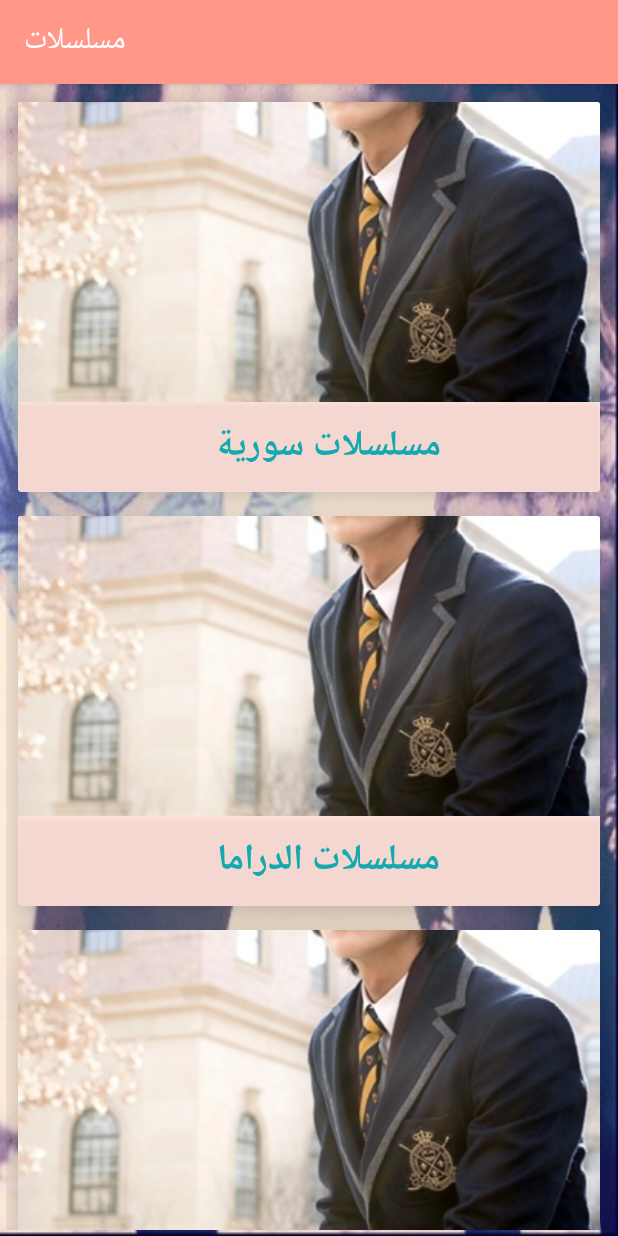
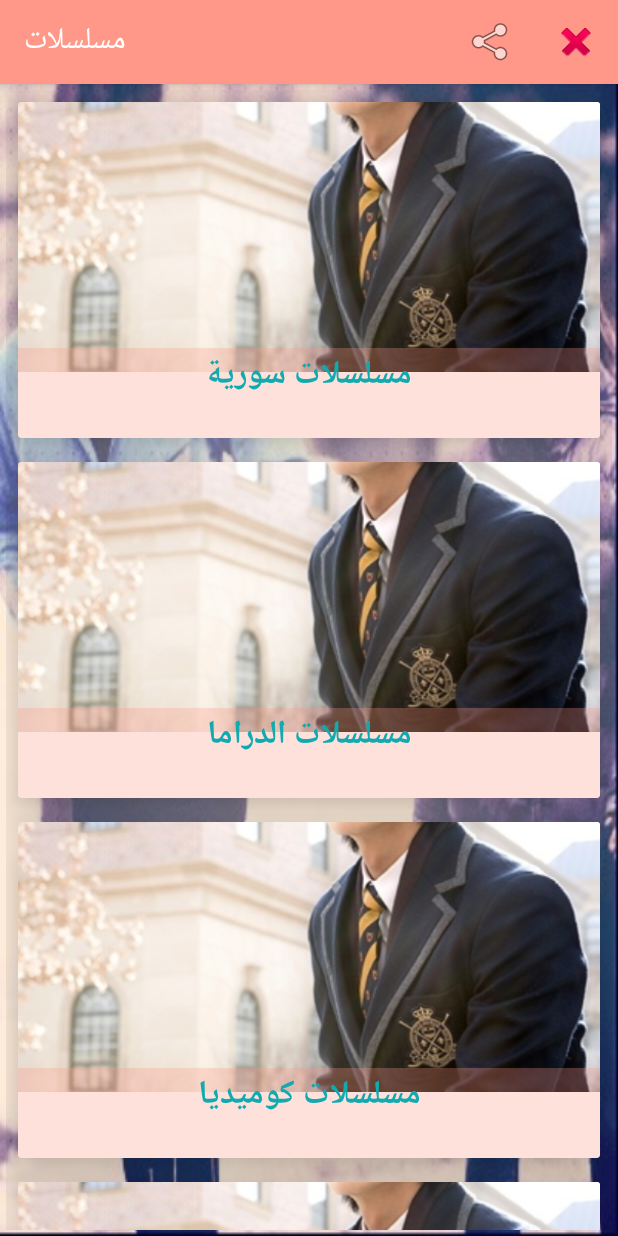
Before and after one commit to rimashsh/moslslat, an Android app: the MainActivity screen opened directly, with no data from a screen before it, on a phone screen of 412 x 824 dp. Run offline under Robolectric (Android 15) with nearby library versions, the phone set to English and light mode, and no system bars.

Commit message:
New Update 14/10 10:45Am

```diff
--- a/app/build.gradle
+++ b/app/build.gradle
@@ -28,6 +28,7 @@ dependencies {
     compile 'com.android.support:cardview-v7:24.0.0'
     compile 'com.android.support:recyclerview-v7:24.0.0'
     compile 'com.android.support:design:24.0.0'
+    compile 'com.squareup.picasso:picasso:2.5.2'
     testCompile 'junit:junit:4.12'
     compile 'com.android.support.constraint:constraint-layout:1.0.0-alpha3'
 }
--- a/app/src/main/AndroidManifest.xml
+++ b/app/src/main/AndroidManifest.xml
@@ -15,7 +15,7 @@
                 <category android:name="android.intent.category.LAUNCHER" />
             </intent-filter>
         </activity>
-        <activity android:name=".MainActivity"></activity>
+        <activity android:name=".MainActivity" />
     </application>
 
 </manifest>
--- a/app/src/main/java/af/apps/android/moslslat/AdaptersClass/MainAdapter.java
+++ b/app/src/main/java/af/apps/android/moslslat/AdaptersClass/MainAdapter.java
@@ -30,9 +30,9 @@ import af.apps.android.moslslat.R;
 
     public class ViewHolder extends RecyclerView.ViewHolder {//Variables mainadapter.xml
 
-        LinearLayout mainholdre;
+       // LinearLayout mainholdre;
         ImageView imageView;//placeimage
-        LinearLayout placenameholder;
+       // LinearLayout placenameholder;
         TextView textView;//placename
 
 
@@ -40,9 +40,9 @@ import af.apps.android.moslslat.R;
             super(itemView);
             ir = new ImageRes();
             images = ir.imagemainres;//get from ImageRes Class-> imagemainres Array
-            mainholdre = (LinearLayout)itemView.findViewById(R.id.mainholdre);
+        //    mainholdre = (LinearLayout)itemView.findViewById(R.id.mainholdre);
             imageView = (ImageView) itemView.findViewById(R.id.placeImage);
-            placenameholder = (LinearLayout)itemView.findViewById(R.id.placeNameHolder);
+        //    placenameholder = (LinearLayout)itemView.findViewById(R.id.placeNameHolder);
             textView = (TextView)itemView.findViewById(R.id.placeName);
             //get from res/value/strings.xml->string-array(mainstring)
             plcaenmaeRes = itemView.getResources().getStringArray(R.array.mainstring);
--- /dev/null
+++ b/app/src/main/res/drawable/theme_alertdialog.xml
@@ -0,0 +1,12 @@
+<?xml version="1.0" encoding="utf-8"?>
+<inset  xmlns:android="http://schemas.android.com/apk/res/android"
+    android:insetLeft="16dp"
+    android:insetRight="16dp"
+    android:insetBottom="16dp"
+    android:insetTop="16dp"
+    >
+    <shape android:shape="rectangle">
+    <corners android:radius="3dp"/>
+        <solid android:color="@color/colorAccent"/>
+    </shape>
+</inset>
--- a/app/src/main/res/layout/mainadapter_activity.xml
+++ b/app/src/main/res/layout/mainadapter_activity.xml
@@ -5,8 +5,8 @@
     xmlns:card_view="http://schemas.android.com/apk/res-auto"
     xmlns:tools="http://schemas.android.com/tools"
     android:id="@+id/placeCard"
-    android:layout_width="fill_parent"
-    android:layout_height="wrap_content"
+    android:layout_width="match_parent"
+    android:layout_height="240dp"
     android:layout_margin="8dp"
     android:elevation="12dp"
     android:background="@color/colorPrimaryDark"
@@ -16,52 +16,27 @@
     android:focusable="true"
     android:focusableInTouchMode="true"
     tools:ignore="UnusedAttribute">
-
-
-    <LinearLayout
-        android:id="@+id/mainholdre"
-        android:orientation="vertical"
-        android:layout_width="match_parent"
-        android:layout_height="match_parent"
-        android:clickable="false"
-        tools:ignore="UselessParent">
-
     <ImageView
         android:id="@+id/placeImage"
         android:layout_width="match_parent"
-            android:layout_height="200dp"
+        android:layout_height="180dp"
         android:scaleType="centerCrop"
         tools:ignore="ContentDescription,InefficientWeight"
-            android:layout_weight="0.5" />
-
-        <LinearLayout
-            android:id="@+id/placeNameHolder"
-            android:layout_width="match_parent"
-            android:layout_gravity="bottom"
-            android:elevation="2dp"
-            android:orientation="horizontal"
-            android:layout_height="60dp"
-            android:background="@color/linearBar">
-
+        />
 
     <TextView
         android:id="@+id/placeName"
-                android:layout_width="wrap_content"
-                android:layout_height="wrap_content"
+        android:layout_width="match_parent"
+        android:layout_height="60dp"
         android:gravity="center_horizontal"
         android:textAppearance="?android:attr/textAppearanceLarge"
         android:textColor="#13aaaf"
         android:textStyle="bold"
-                android:textSize="24dp"
-                android:layout_gravity="left|center_vertical"
-                android:layout_alignParentTop="true"
-                android:layout_alignParentRight="true"
-                android:layout_alignParentEnd="true"
-                android:layout_weight="0.5"
-                android:layout_marginLeft="25dp"
-                tools:ignore="InefficientWeight,ObsoleteLayoutParam,RtlHardcoded,SpUsage" />
-        </LinearLayout>
-    </LinearLayout>
+        android:layout_gravity="bottom"
+        android:fontFamily="sans-serif"
+        android:layout_marginTop="130dp"
+        android:background="@color/linearBar"
+        />
 
 
 </android.support.v7.widget.CardView>
--- /dev/null
+++ b/app/src/main/res/menu/meun_item.xml
@@ -0,0 +1,19 @@
+<?xml version="1.0" encoding="utf-8"?>
+<menu xmlns:android="http://schemas.android.com/apk/res/android"
+    xmlns:app="http://schemas.android.com/apk/res-auto">
+
+    <item android:title="share"
+        android:id="@+id/menu_share"
+        android:icon="@android:drawable/ic_menu_share"
+        app:showAsAction="always"
+        android:orderInCategory="100"/>
+
+    <item android:id="@+id/menu_cancel"
+        android:title="cancel"
+        android:icon="@android:drawable/ic_delete"
+        app:showAsAction="always"
+        android:orderInCategory="100"/>
+<!--app:showasaction show in menu bar -->
+<!--android:showasaction show in list setting button-->
+
+</menu>
--- a/app/src/main/res/values/colors.xml
+++ b/app/src/main/res/values/colors.xml
@@ -2,6 +2,7 @@
 <resources>
     <color name="colorPrimary">#FF9888</color>
     <color name="colorPrimaryDark">#ff6872</color>
-    <color name="colorAccent">#ffffff</color>
+    <color name="colorAccent">#ff6872</color>
     <color name="linearBar">#4aff9888</color>
+
 </resources>
--- a/app/src/main/res/values/dimens.xml
+++ b/app/src/main/res/values/dimens.xml
@@ -2,4 +2,5 @@
     <!-- Default screen margins, per the Android Design guidelines. -->
     <dimen name="activity_horizontal_margin">16dp</dimen>
     <dimen name="activity_vertical_margin">16dp</dimen>
+    <dimen name="fab_margin">16dp</dimen>
 </resources>
--- a/app/src/main/res/values/strings.xml
+++ b/app/src/main/res/values/strings.xml
@@ -8,4 +8,5 @@
         <item>مسلسلات مصرية</item>
         <item>مسلسلات سورية كلاسيكية</item>
     </string-array>
+    <string name="title_activity_recycler_one">RecyclerOne</string>
 </resources>
--- a/app/src/main/res/values/styles.xml
+++ b/app/src/main/res/values/styles.xml
@@ -8,4 +8,21 @@
         <item name="colorAccent">@color/colorAccent</item>
     </style>
 
+    <style name="AppTheme.NoActionBar">
+        <item name="windowActionBar">false</item>
+        <item name="windowNoTitle">true</item>
+    </style>
+
+    <style name="AppTheme.AppBarOverlay" parent="ThemeOverlay.AppCompat.Dark.ActionBar" />
+
+    <style name="AppTheme.PopupOverlay" parent="ThemeOverlay.AppCompat.Light" />
+    <style name="AlertDialog" parent="Theme.AppCompat.Light.Dialog.Alert">
+        <item name="android:colorAccent">#aaa309</item>
+        <item name="android:textColor">#ffffff</item>
+        <item name="android:textColorPrimary">#ffffff</item>
+        <item name="android:textSize">18dp</item>
+        <item name="android:textStyle">bold</item>
+        <item name="android:windowBackground">@drawable/theme_alertdialog</item>
+    </style>
+
 </resources>
```
Also changed, not shown: app/src/main/java/af/apps/android/moslslat/MainActivity.java (+70 -0 lines), app/src/main/res/values-v21/styles.xml (added, +9 -0 lines). Lines whose indentation alone changed are shown as unchanged.
